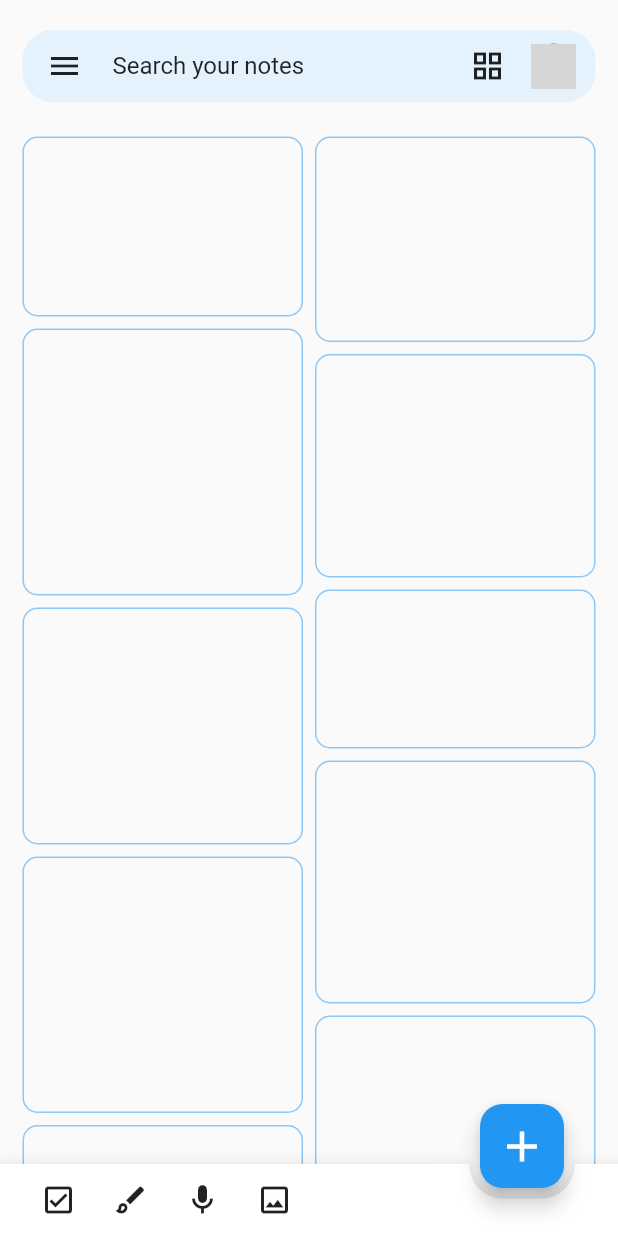
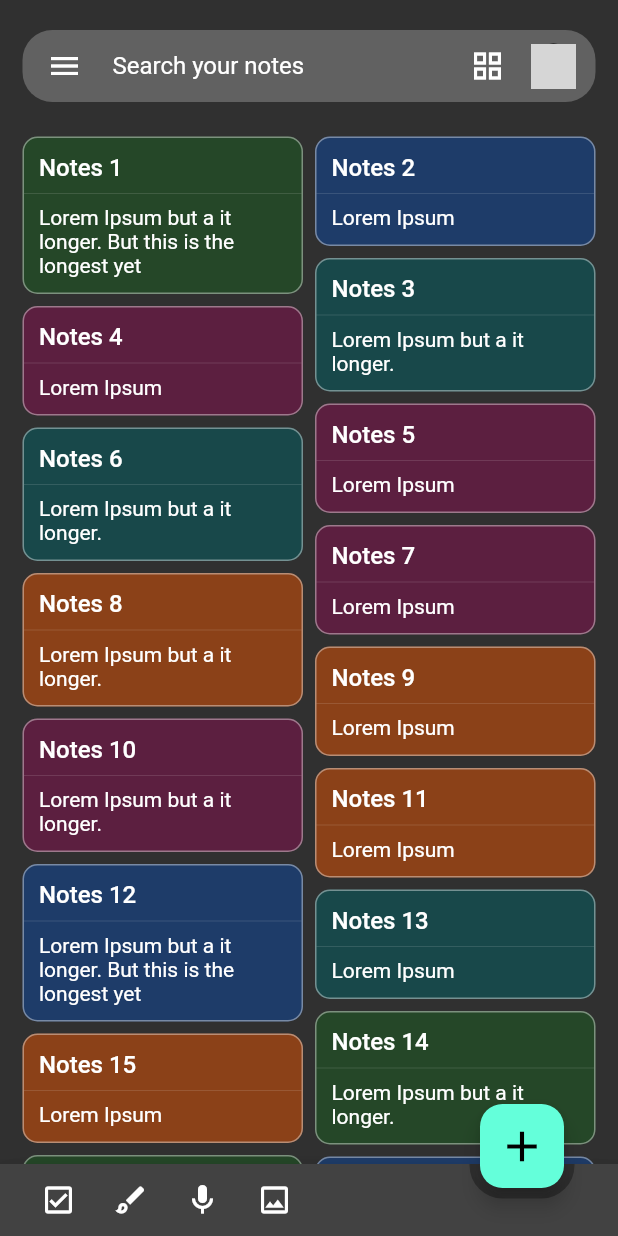
Before and after one commit to danielwiratman/google-keep-clone, a Flutter app: the screen it shows after launch, on a phone screen of 412 x 824 dp. Run offline on Flutter 3.47's test engine with Material 2 defaults, Android fonts, the phone set to English and light mode, and no system bars; our stand-ins replace google_fonts; network calls fail; grey boxes are pictures that could not be loaded.

Commit message:
google keep ui done

```diff
--- a/lib/main.dart
+++ b/lib/main.dart
@@ -12,13 +12,14 @@ class MyApp extends StatelessWidget {
   Widget build(BuildContext context) {
     return MaterialApp(
       title: 'Flutter Demo',
-      themeMode: ThemeMode.light,
+      themeMode: ThemeMode.dark,
       theme: ThemeData(
         primarySwatch: Colors.blue,
+        primaryColorLight: Colors.black.withOpacity(0.7),
       ),
       darkTheme: ThemeData(
         brightness: Brightness.dark,
-        primarySwatch: Colors.blue,
+        primaryColorLight: Colors.white,
       ),
       home: const HomeScreen(),
     );
--- /dev/null
+++ b/lib/mock_data.dart
@@ -0,0 +1,52 @@
+const List<Map<String, dynamic>> mockData = [
+  {
+    'title': 'Notes 1',
+    'description': 'Lorem Ipsum but a it longer. But this is the longest yet'
+  },
+  {'title': 'Notes 2', 'description': 'Lorem Ipsum'},
+  {'title': 'Notes 3', 'description': 'Lorem Ipsum but a it longer.'},
+  {'title': 'Notes 4', 'description': 'Lorem Ipsum'},
+  {'title': 'Notes 5', 'description': 'Lorem Ipsum'},
+  {'title': 'Notes 6', 'description': 'Lorem Ipsum but a it longer.'},
+  {'title': 'Notes 7', 'description': 'Lorem Ipsum'},
+  {'title': 'Notes 8', 'description': 'Lorem Ipsum but a it longer.'},
+  {'title': 'Notes 9', 'description': 'Lorem Ipsum'},
+  {'title': 'Notes 10', 'description': 'Lorem Ipsum but a it longer.'},
+  {'title': 'Notes 11', 'description': 'Lorem Ipsum'},
+  {
+    'title': 'Notes 12',
+    'description': 'Lorem Ipsum but a it longer. But this is the longest yet'
+  },
+  {'title': 'Notes 13', 'description': 'Lorem Ipsum'},
+  {'title': 'Notes 14', 'description': 'Lorem Ipsum but a it longer.'},
+  {'title': 'Notes 15', 'description': 'Lorem Ipsum'},
+  {
+    'title': 'Notes 16',
+    'description': 'Lorem Ipsum but a it longer. But this is the longest yet'
+  },
+  {'title': 'Notes 17', 'description': 'Lorem Ipsum but a it longer.'},
+  {'title': 'Notes 15', 'description': 'Lorem Ipsum'},
+  {
+    'title': 'Notes 16',
+    'description': 'Lorem Ipsum but a it longer. But this is the longest yet'
+  },
+  {'title': 'Notes 17', 'description': 'Lorem Ipsum but a it longer.'},
+  {'title': 'Notes 15', 'description': 'Lorem Ipsum'},
+  {
+    'title': 'Notes 16',
+    'description': 'Lorem Ipsum but a it longer. But this is the longest yet'
+  },
+  {'title': 'Notes 17', 'description': 'Lorem Ipsum but a it longer.'},
+  {'title': 'Notes 15', 'description': 'Lorem Ipsum'},
+  {
+    'title': 'Notes 16',
+    'description': 'Lorem Ipsum but a it longer. But this is the longest yet'
+  },
+  {'title': 'Notes 17', 'description': 'Lorem Ipsum but a it longer.'},
+  {'title': 'Notes 15', 'description': 'Lorem Ipsum'},
+  {
+    'title': 'Notes 16',
+    'description': 'Lorem Ipsum but a it longer. But this is the longest yet'
+  },
+  {'title': 'Notes 17', 'description': 'Lorem Ipsum but a it longer.'},
+];
--- a/lib/screens/home_screen.dart
+++ b/lib/screens/home_screen.dart
@@ -2,6 +2,9 @@ import 'dart:math';
 
 import 'package:flutter/material.dart';
 import 'package:flutter_staggered_grid_view/flutter_staggered_grid_view.dart';
+import 'package:google_fonts/google_fonts.dart';
+import 'package:google_keep_clone/mock_data.dart';
+import 'package:google_keep_clone/screens/add_note_screen.dart';
 
 class AlmostEndFloatFabLocation extends StandardFabLocation
     with FabEndOffsetX, FabFloatOffsetY {
@@ -34,14 +37,18 @@ class HomeScreen extends StatefulWidget {
 
 class _HomeScreenState extends State<HomeScreen> {
   var rng = Random();
+  final GlobalKey<ScaffoldState> _scaffoldKey = GlobalKey();
+  var data = mockData;
 
   @override
   Widget build(BuildContext context) {
     double statusBarHeight = MediaQuery.of(context).viewPadding.top;
     return Scaffold(
+      key: _scaffoldKey,
       floatingActionButton: buildFloatingButton(),
       floatingActionButtonLocation: AlmostEndFloatFabLocation(),
       bottomNavigationBar: buildBottomBar(),
+      drawer: buildDrawer(),
       body: CustomScrollView(
         slivers: [
           buildAppBar(statusBarHeight, context),
@@ -51,18 +58,51 @@ class _HomeScreenState extends State<HomeScreen> {
                 crossAxisCount: 2,
                 crossAxisSpacing: 8,
                 mainAxisSpacing: 8,
+                childCount: mockData.length,
                 itemBuilder: ((context, index) {
                   int randHeight = rng.nextInt(100) + 100;
+                  int randInt = rng.nextInt(7);
+                  List<Color> colorsss = [
+                    Colors.red.shade900.withOpacity(0.5),
+                    Colors.yellow.shade900.withOpacity(0.5),
+                    Colors.blue.shade900.withOpacity(0.5),
+                    Colors.orange.shade900.withOpacity(0.5),
+                    Colors.green.shade900.withOpacity(0.5),
+                    Colors.cyan.shade900.withOpacity(0.5),
+                    Colors.pink.shade900.withOpacity(0.5),
+                  ];
                   return InkWell(
-                    onTap: () {},
+                    onTap: () {
+                      Navigator.of(context).push(MaterialPageRoute(
+                          builder: (context) => AddNoteScreen()));
+                    },
+                    borderRadius: BorderRadius.circular(10),
                     child: Container(
                       decoration: BoxDecoration(
                           borderRadius: BorderRadius.circular(10),
+                          color: colorsss[randInt],
                           border: Border.all(
                               color: Theme.of(context)
-                                  .primaryColor
-                                  .withOpacity(0.5))),
-                      height: randHeight.toDouble(),
+                                  .primaryColorLight
+                                  .withOpacity(0.4))),
+                      child: Column(
+                        crossAxisAlignment: CrossAxisAlignment.start,
+                        children: [
+                          Container(
+                              padding:
+                                  EdgeInsets.only(right: 10, left: 10, top: 10),
+                              child: Text(
+                                data[index]['title'],
+                                style: TextStyle(
+                                    fontWeight: FontWeight.w500, fontSize: 16),
+                              )),
+                          Divider(),
+                          Container(
+                              padding: EdgeInsets.only(
+                                  right: 10, left: 10, bottom: 10),
+                              child: Text(data[index]['description'])),
+                        ],
+                      ),
                     ),
                   );
                 }),
@@ -72,8 +112,101 @@ class _HomeScreenState extends State<HomeScreen> {
     );
   }
 
+  Drawer buildDrawer() => Drawer(
+        child: Container(
+          padding: EdgeInsets.only(top: 16, right: 16),
+          child: ListView(
+            children: [
+              Padding(
+                padding: const EdgeInsets.only(left: 16.0),
+                child: RichText(
+                  text: TextSpan(
+                      text: 'D',
+                      style: GoogleFonts.ubuntu(
+                        textStyle: TextStyle(
+                          color: Color(0xff00a1f1),
+                          fontWeight: FontWeight.w600,
+                          fontSize: 24,
+                        ),
+                      ),
+                      children: [
+                        letter('a', Color(0xfff65314)),
+                        letter('n', Color(0xffffbb00)),
+                        letter('i', Color(0xff00a1f1)),
+                        letter('e', Color(0xff7cbb00)),
+                        letter('l', Color(0xfff65314)),
+                        letter('\'', Color(0xffffbb00)),
+                        letter('s', Color(0xff00a1f1)),
+                        TextSpan(
+                          text: ' Keep',
+                          style: GoogleFonts.ubuntu(
+                            textStyle: TextStyle(
+                              color: Theme.of(context).primaryColorLight,
+                              fontWeight: FontWeight.w300,
+                            ),
+                          ),
+                        )
+                      ]),
+                ),
+              ),
+              Divider(),
+              ListTile(
+                visualDensity: VisualDensity(vertical: -3),
+                leading: Icon(Icons.lightbulb_outline),
+                title: Text("Notes"),
+                onTap: () {},
+              ),
+              ListTile(
+                visualDensity: VisualDensity(vertical: -3),
+                leading: Icon(Icons.notifications_none_outlined),
+                title: Text("Reminders"),
+                onTap: () {},
+              ),
+              ListTile(
+                visualDensity: VisualDensity(vertical: -3),
+                leading: Icon(Icons.add),
+                title: Text("Create new label"),
+                onTap: () {},
+              ),
+              ListTile(
+                visualDensity: VisualDensity(vertical: -3),
+                leading: Icon(Icons.archive_outlined),
+                title: Text("Archive"),
+                onTap: () {},
+              ),
+              ListTile(
+                visualDensity: VisualDensity(vertical: -3),
+                leading: Icon(Icons.delete_outline),
+                title: Text("Trash"),
+                onTap: () {},
+              ),
+              ListTile(
+                visualDensity: VisualDensity(vertical: -3),
+                leading: Icon(Icons.settings),
+                title: Text("Settings"),
+                onTap: () {},
+              ),
+              ListTile(
+                visualDensity: VisualDensity(vertical: -3),
+                leading: Icon(Icons.help_outline),
+                title: Text("Help & feedback"),
+                onTap: () {},
+              ),
+            ],
+          ),
+        ),
+      );
+
+  TextSpan letter(String s, Color c) {
+    return TextSpan(
+      text: s,
+      style: GoogleFonts.ubuntu(textStyle: TextStyle(color: c)),
+    );
+  }
+
   SliverAppBar buildAppBar(double statusBarHeight, BuildContext context) {
     return SliverAppBar(
+      automaticallyImplyLeading: false,
       backgroundColor: Colors.transparent,
       elevation: 0,
       expandedHeight: 70,
@@ -102,7 +235,9 @@ class _HomeScreenState extends State<HomeScreen> {
                       color: Colors.transparent,
                       child: IconButton(
                         icon: const Icon(Icons.menu),
-                        onPressed: () {},
+                        onPressed: () {
+                          _scaffoldKey.currentState?.openDrawer();
+                        },
                         splashRadius: 20,
                       ),
                     ),
@@ -151,7 +286,10 @@ class _HomeScreenState extends State<HomeScreen> {
 
   FloatingActionButton buildFloatingButton() {
     return FloatingActionButton(
-      onPressed: () {},
+      onPressed: () {
+        Navigator.of(context)
+            .push(MaterialPageRoute(builder: (context) => AddNoteScreen()));
+      },
       shape: RoundedRectangleBorder(
         borderRadius: BorderRadius.circular(15),
       ),
--- a/pubspec.yaml
+++ b/pubspec.yaml
@@ -35,6 +35,7 @@ dependencies:
   # Use with the CupertinoIcons class for iOS style icons.
   cupertino_icons: ^1.0.2
   flutter_staggered_grid_view: ^0.6.2
+  google_fonts: ^3.0.1
 
 dev_dependencies:
   flutter_test:
```
Also changed, not shown: lib/screens/add_note_screen.dart (added, +89 -0 lines), pubspec.lock, 1 other file.
